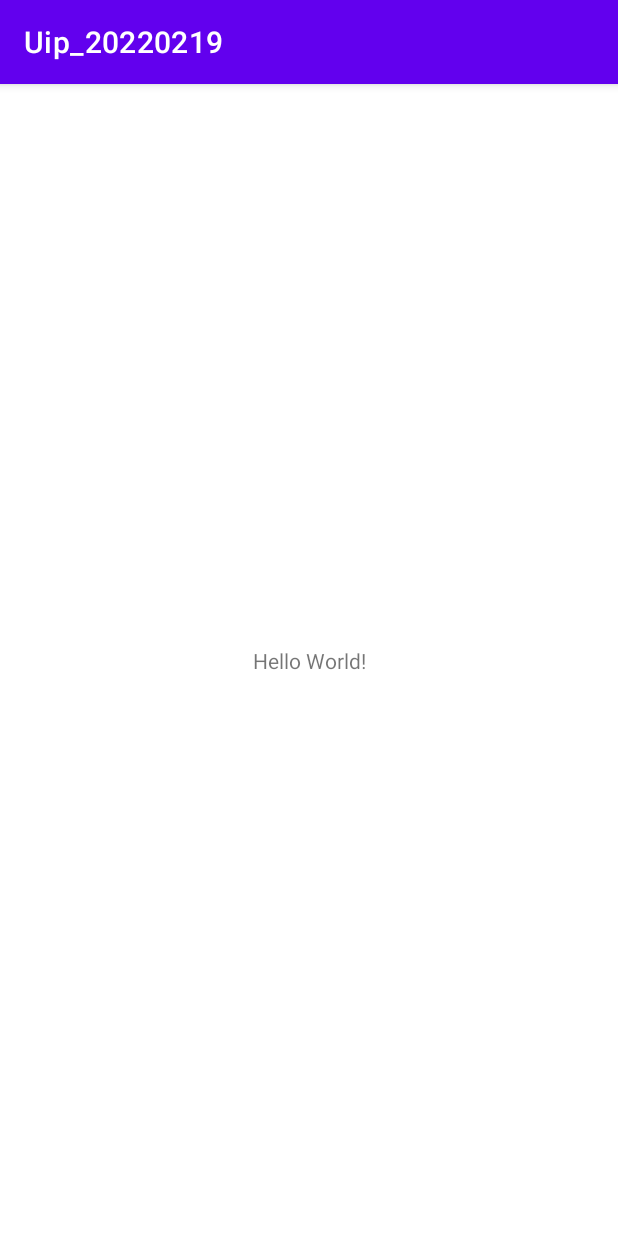
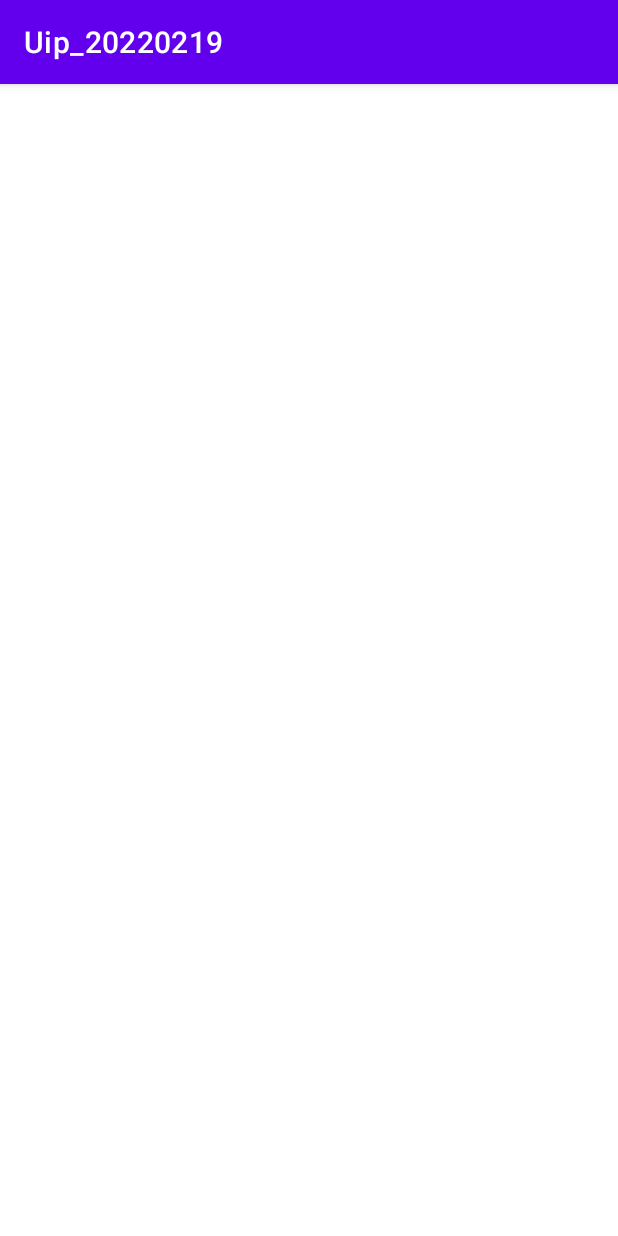
Before and after one commit to skyoo1226/Uip_20220219, an Android app: the screen it shows after launch (MainActivity), on a phone screen of 412 x 824 dp. Run offline under Robolectric (Android 15) with nearby library versions, the phone set to English and light mode, and no system bars.

Commit message:
- 첫날 초기 세팅

```diff
--- a/app/src/main/res/layout/activity_main.xml
+++ b/app/src/main/res/layout/activity_main.xml
@@ -1,19 +1,13 @@
 <?xml version="1.0" encoding="utf-8"?>
-<androidx.constraintlayout.widget.ConstraintLayout
+<LinearLayout
     xmlns:android="http://schemas.android.com/apk/res/android"
     xmlns:app="http://schemas.android.com/apk/res-auto"
     xmlns:tools="http://schemas.android.com/tools"
     android:layout_width="match_parent"
     android:layout_height="match_parent"
+    android:orientation="vertical"
     tools:context=".MainActivity">
 
-    <TextView
-        android:layout_width="wrap_content"
-        android:layout_height="wrap_content"
-        android:text="Hello World!"
-        app:layout_constraintBottom_toBottomOf="parent"
-        app:layout_constraintLeft_toLeftOf="parent"
-        app:layout_constraintRight_toRightOf="parent"
-        app:layout_constraintTop_toTopOf="parent" />
 
-</androidx.constraintlayout.widget.ConstraintLayout>
+
+</LinearLayout>
```
